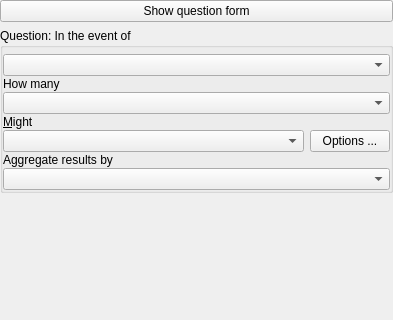
inasafe/inasafe, file safe_qgis/ui/dock_base.ui: the form before one commit; both pictures show x 0 to 393 and y 0 to 320 of the 393 by 668 pixel window.
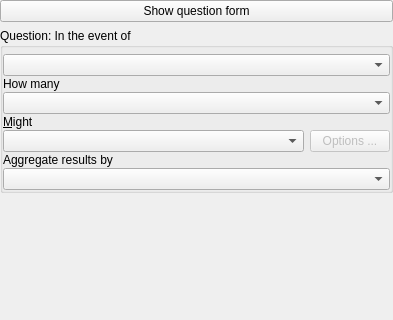
The form after the commit. Icons and pictures are not drawn. Custom widgets are drawn as their Qt base class.

What changed in the file:
```diff
--- a/safe_qgis/ui/dock_base.ui
+++ b/safe_qgis/ui/dock_base.ui
@@ -112,6 +112,9 @@
        </item>
        <item row="5" column="1">
         <widget class="QPushButton" name="toolFunctionOptions">
+         <property name="enabled">
+          <bool>false</bool>
+         </property>
          <property name="text">
           <string>Options ...</string>
          </property>
```
